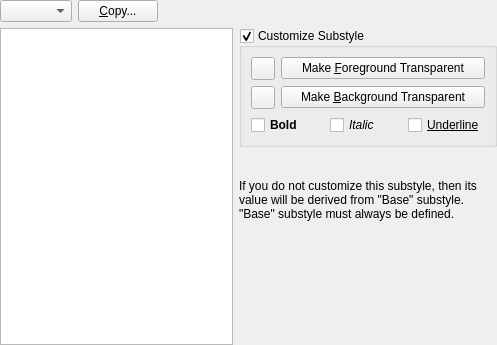
This is src/gui/settings/syntaxcolorthemeeditor.ui in martinrotter/textosaurus as Qt 5 draws it before an edit. The edited form follows.
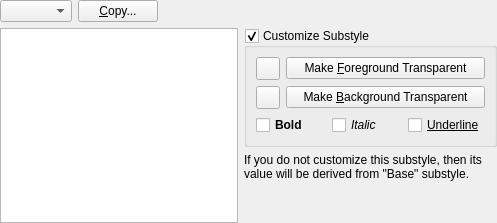
This is the edited form. Custom widgets are drawn as their Qt base class.

What changed in the file:
```diff
--- a/src/gui/settings/syntaxcolorthemeeditor.ui
+++ b/src/gui/settings/syntaxcolorthemeeditor.ui
@@ -7,7 +7,7 @@
     <x>0</x>
     <y>0</y>
     <width>497</width>
-    <height>345</height>
+    <height>223</height>
    </rect>
   </property>
   <property name="windowTitle">
@@ -153,7 +153,10 @@
    <item row="2" column="1">
     <widget class="QLabel" name="m_lblInfo">
      <property name="text">
-      <string>If you do not customize this substyle, then its value will be derived from &quot;Base&quot; substyle. &quot;Base&quot; substyle must always be defined.</string>
+      <string>If you do not customize this substyle, then its value will be derived from &quot;Base&quot; substyle.</string>
+     </property>
+     <property name="alignment">
+      <set>Qt::AlignLeading|Qt::AlignLeft|Qt::AlignTop</set>
      </property>
      <property name="wordWrap">
       <bool>true</bool>
```
